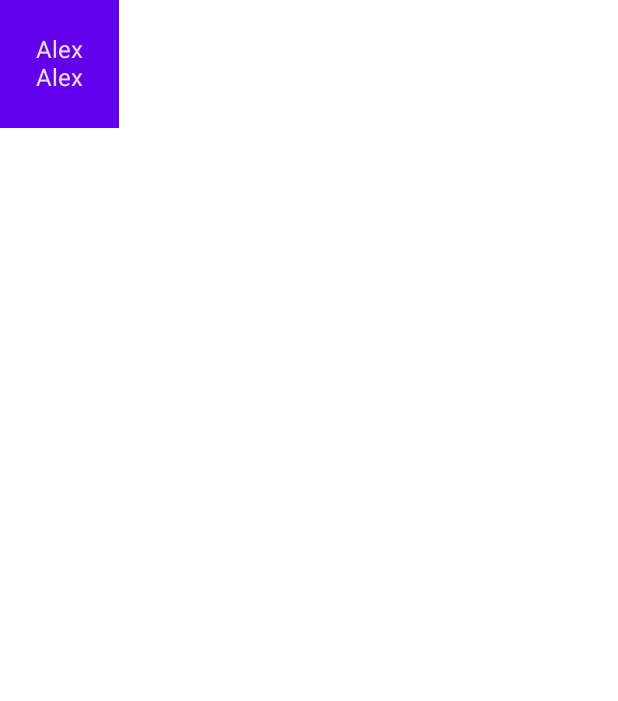
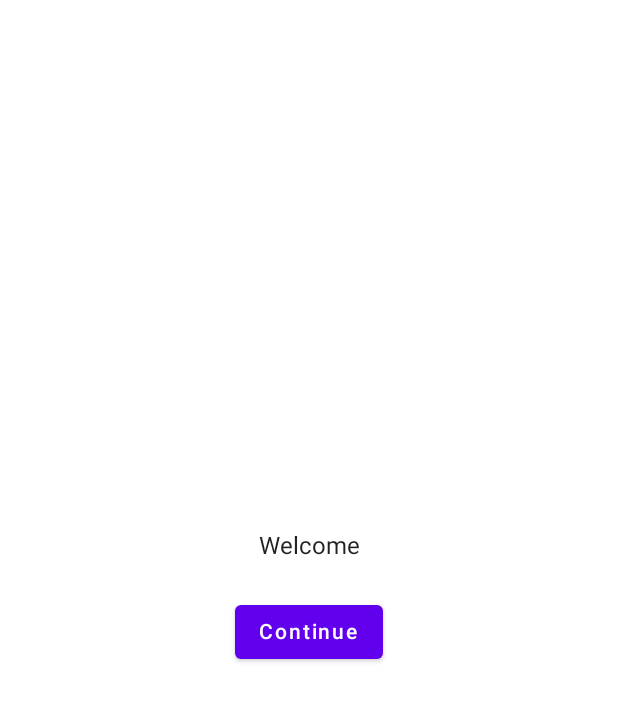
Before and after one commit to Alex-mumo/ComposeBasics, an Android app built with Jetpack Compose: the screen it shows after launch (MainActivity), on a phone screen of 412 x 824 dp. Shown: the top 701 px of the screen. Run offline under Robolectric (Android 15) with nearby library versions, the phone set to English and light mode, and no system bars.

```diff
--- a/app/src/main/java/com/example/composebasics/MainActivity.kt
+++ b/app/src/main/java/com/example/composebasics/MainActivity.kt
@@ -3,12 +3,11 @@ package com.example.composebasics
 import android.os.Bundle
 import androidx.activity.ComponentActivity
 import androidx.activity.compose.setContent
-import androidx.compose.foundation.layout.Column
-import androidx.compose.foundation.layout.padding
-import androidx.compose.material.MaterialTheme
-import androidx.compose.material.Surface
-import androidx.compose.material.Text
-import androidx.compose.runtime.Composable
+import androidx.compose.foundation.layout.*
+import androidx.compose.foundation.layout.Arrangement.Center
+import androidx.compose.material.*
+import androidx.compose.runtime.*
+import androidx.compose.ui.Alignment
 import androidx.compose.ui.Modifier
 import androidx.compose.ui.tooling.preview.Preview
 import androidx.compose.ui.unit.dp
@@ -22,41 +21,79 @@ class MainActivity : ComponentActivity() {
         setContent {
             ComposeBasicsTheme {
                 App()
-                // A surface container using the 'background' color from the theme
-                //Surface(color = MaterialTheme.colors.background) {
-                    //Greeting("Alex")
-
             }
         }
     }
 
+}
 
+@Composable
+fun App(names : List<String> = listOf("Hello", "World")) {
+    var splash by remember { mutableStateOf(true) }
+    if (splash){
+        SplashScreen(onContinueClicked = {splash = false})
+    }else{
+        Column(modifier = Modifier.padding(vertical = 4.dp)) {
+            for (name in names){
+                Greeting(name = name)
+            }
+
+        }
+    }
 }
 @Composable
-private fun App() {
-    Surface(color = MaterialTheme.colors.background){
-        Greeting("Alex")
+fun SplashScreen(onContinueClicked: () -> Unit){
+    Surface {
+        Column(
+            modifier = Modifier.fillMaxSize(),
+            verticalArrangement = Center,
+            horizontalAlignment = Alignment.CenterHorizontally
+        ) {
+            Text(text = "Welcome")
+            Button(modifier = Modifier.padding(vertical = 24.dp),onClick = onContinueClicked) {
+                Text(text = "Continue")
+            }
 
+        }
     }
+
 }
 
 @Composable
 fun Greeting(name: String) {
-    Surface(color = MaterialTheme.colors.primary) {
-        Column(modifier = Modifier.padding(24.dp)) {
-            Text(text = "Alex")
-            Text(text = name)
+    val expanded = remember {mutableStateOf(false)}
+    val extrapadding = if (expanded.value) 48.dp else 0.dp
+    Surface(color = MaterialTheme.colors.primary,
 
+        modifier = Modifier.padding(vertical = 4.dp, horizontal = 8.dp)) {
+        Row(modifier = Modifier.padding(24.dp)) {
+            Column(modifier = Modifier
+                .weight(1f)
+                .padding(extrapadding)) {
+                Text(text = "Alex")
+                Text(text = name)
+            }
+            OutlinedButton(onClick = {expanded.value = !expanded.value}) {
+                Text(if (expanded.value) "Show less" else "Show more")
+            }
         }
         //Text(text = "Hello $name!", modifier = Modifier.padding(25.dp))
     }
 }
 
-
-@Preview(showBackground = true, name = "Firstname")
+@Preview(showBackground = true, name = "Firstname", widthDp = 320)
 @Composable
 fun DefaultPreview() {
     ComposeBasicsTheme {
         App()
     }
 }
+
+@Preview(showBackground = true, widthDp = 320, heightDp = 320)
+@Composable
+fun SplashPreview(){
+    ComposeBasicsTheme {
+        SplashScreen(onContinueClicked = {})
+
+    }
+}
```
